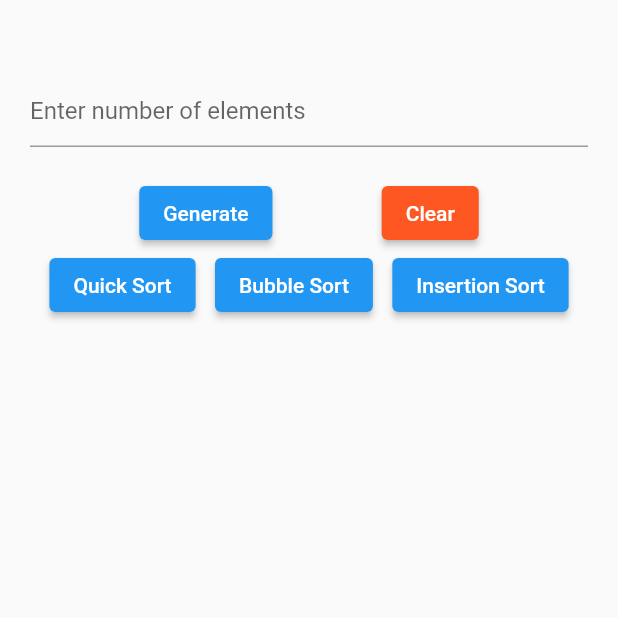
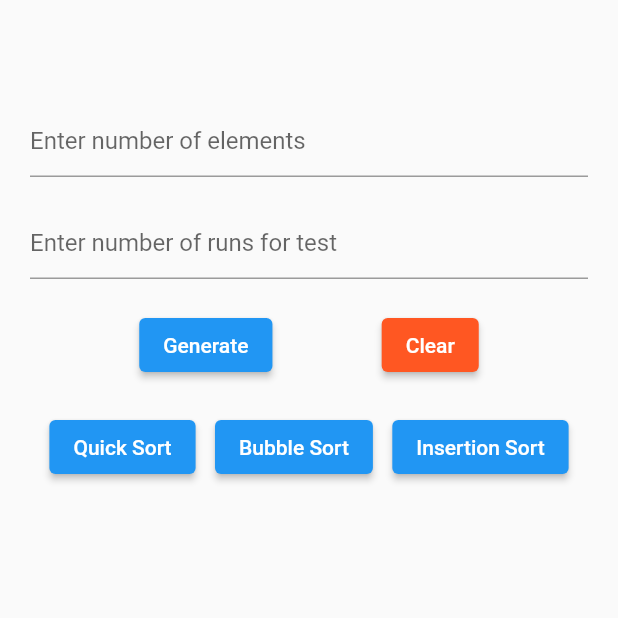
Before and after one commit to kgrundemann/SortingApp-flutter, a Flutter app: the screen it shows after launch, on a phone screen of 412 x 824 dp, the top half of it. Run offline on Flutter 3.47's test engine with Material 2 defaults, Android fonts, the phone set to English and light mode, and no system bars.

```diff
--- a/lib/main.dart
+++ b/lib/main.dart
@@ -1,16 +1,14 @@
+import 'dart:math';
+
 import 'package:flutter/material.dart';
-import 'dart:math';
+
 import 'bubbleSort.dart';
+import 'insertionSort.dart';
 import 'quickSort.dart';
-import 'insertionSort.dart';
 
-
-
-void main() => runApp(const MyApp());
+void main() => runApp(MyApp());
 
 class MyApp extends StatelessWidget {
-  const MyApp({super.key});
-
   @override
   Widget build(BuildContext context) {
     return MaterialApp(
@@ -25,12 +23,14 @@ class MyApp extends StatelessWidget {
 
 class Sort extends StatefulWidget {
   @override
-  _Sort createState() => _Sort();
+  _SortState createState() => _SortState();
 }
 
-class _Sort extends State<Sort> {
+class _SortState extends State<Sort> {
   List<int> data = [];
   int numElements = 0;
+  int numOfRuns = 0;
+  String results = "";
 
   void handleNumElements(String text) {
     setState(() {
@@ -51,27 +51,42 @@ class _Sort extends State<Sort> {
   void handleQuickSort() {
     int high = data.length - 1;
     int low = 0;
-    List<int> sortedData =  quickSort(data,low,high);
+    List<int> sortedData = quickSort(data, low, high);
     setState(() {
       data = sortedData;
     });
   }
 
   void handleBubbleSort() {
-    List<int> sortedData =  bubbleSort(data);
+    List<int> sortedData = bubbleSort(data);
     setState(() {
       data = sortedData;
     });
   }
 
   void handleInsertionSort() {
-    List<int> sortedData =  insertionSort(data);
+    List<int> sortedData = insertionSort(data);
     setState(() {
       data = sortedData;
     });
   }
 
-
+  void runBenchmark(Function testFunction) {
+    List<double> runtimes = [];
+    for (int i = 0; i < numOfRuns; i++) {
+      int start = DateTime.now().millisecondsSinceEpoch;
+      setState(() {
+        data = testFunction(data);
+      });
+      int end = DateTime.now().millisecondsSinceEpoch;
+      double total = (end - start) as double;
+      runtimes.add(total);
+    }
+    results = "Results for $numOfRuns runs:\n";
+    results += "Max: ${runtimes.reduce(max)}";
+    results += "Min: ${runtimes.reduce(min)}";
+    results += "Average: ${runtimes.reduce((a, b) => a + b) / numOfRuns}\n";
+  }
 
   void handleClear() {
     setState(() {
@@ -83,20 +98,41 @@ class _Sort extends State<Sort> {
   Widget build(BuildContext context) {
     return Scaffold(
         body: SingleChildScrollView(
-          padding: EdgeInsets.only(top: 50, left: 20, right: 20, bottom: 20),
+      child: Container(
+        padding: const EdgeInsets.all(20),
+        margin: const EdgeInsets.only(top: 50),
         child: Column(
-              children: [
+          children: <Widget>[
             Container(
-          padding: EdgeInsets.only(bottom: 20),
+              child: Column(
+                children: <Widget>[
+                  TextField(
+                    onChanged: handleNumElements,
+                    decoration: const InputDecoration(
+                      hintText: "Enter number of elements",
+                    ),
+                    keyboardType: TextInputType.number,
+                  ),
+                  Container(
+                    padding: const EdgeInsets.only(top: 20),
                     child: TextField(
+                      onChanged: (text) {
+                        setState(() {
+                          numOfRuns = int.parse(text);
+                        });
+                      },
+                      decoration: const InputDecoration(
+                        hintText: "Enter number of runs for test",
+                      ),
                       keyboardType: TextInputType.number,
-            decoration: InputDecoration(
-              hintText: 'Enter number of elements',
-            ),
-            onChanged: handleNumElements,
                     ),
                   ),
-                Row(
+                ],
+              ),
+            ),
+            Container(
+              padding: const EdgeInsets.only(top: 20),
+              child: Row(
                 mainAxisAlignment: MainAxisAlignment.spaceEvenly,
                 children: [
                   ElevatedButton(
@@ -112,7 +148,10 @@ class _Sort extends State<Sort> {
                   ),
                 ],
               ),
-                Row(
+            ),
+            Container(
+              padding: const EdgeInsets.only(top: 20),
+              child: Row(
                 mainAxisAlignment: MainAxisAlignment.spaceEvenly,
                 children: [
                   ElevatedButton(
@@ -129,8 +168,9 @@ class _Sort extends State<Sort> {
                   ),
                 ],
               ),
+            ),
             Container(
-        padding: EdgeInsets.only(top: 20),
+              padding: const EdgeInsets.only(top: 20),
               child: Wrap(
                 spacing: 10,
                 runSpacing: 10,
@@ -145,8 +185,8 @@ class _Sort extends State<Sort> {
                           ),
                         ),
                         child: Text(
-        '$item',
-        style: TextStyle(
+                          item.toString(),
+                          style: const TextStyle(
                             fontSize: 20,
                           ),
                         ),
@@ -158,6 +198,6 @@ class _Sort extends State<Sort> {
           ],
         ),
       ),
-    );
+    ));
   }
 }
```
Lines whose indentation alone changed are shown as unchanged.
